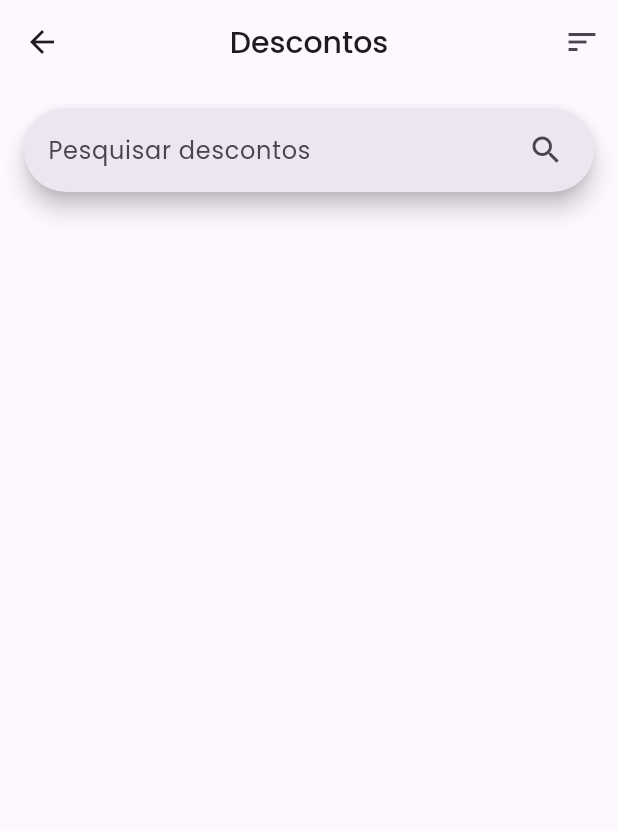
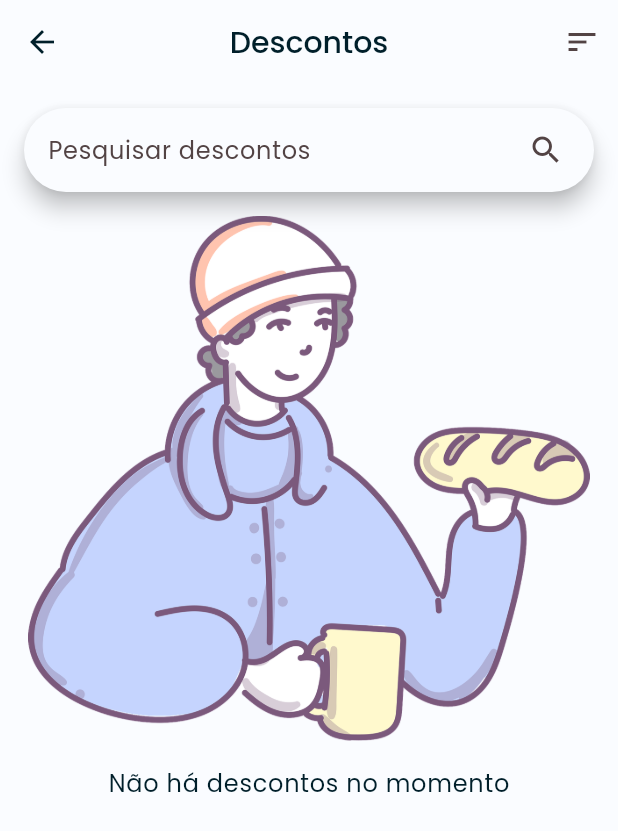
Before and after one commit to FabioFiorita/clubeldv, a Flutter app: the screen it shows after launch, after a tap on "Ver todos", on a phone screen of 412 x 824 dp. Shown: the top 831 px of the screen. Run offline on Flutter 3.47's test engine with Material 2 defaults, Android fonts, the phone set to English and light mode, and no system bars; our stand-ins replace auto_route, cloud_firestore, firebase_core, flutter_riverpod, font_awesome_flutter, freezed_annotation and 3 more; accounts and stored records are empty; generated files the repository leaves out were written again; statements that could not run were skipped.

Commit message:
feat: adding app theme with dark mode support and empty discount treatment

```diff
--- a/lib/components/category_card.dart
+++ b/lib/components/category_card.dart
@@ -21,11 +21,11 @@ class CategoryCard extends StatelessWidget {
       ),
       child: Container(
           decoration: BoxDecoration(
-            color: Colors.white,
+            color: context.onPrimaryColor,
             borderRadius: context.circularRadius,
             boxShadow: <BoxShadow>[
               BoxShadow(
-                color: Colors.grey.withOpacity(0.6),
+                color: context.colorScheme.shadow.withOpacity(0.6),
                 offset: const Offset(2, 2),
                 blurRadius: 6,
               ),
--- a/lib/components/discount_info_card.dart
+++ b/lib/components/discount_info_card.dart
@@ -15,11 +15,11 @@ class DiscountInfoCard extends StatelessWidget {
   Widget build(BuildContext context) {
     return Container(
       decoration: BoxDecoration(
-        color: Colors.white,
+        color: context.onPrimaryColor,
         borderRadius: context.circularRadius,
         boxShadow: <BoxShadow>[
           BoxShadow(
-            color: Colors.grey.withOpacity(0.6),
+            color: context.colorScheme.shadow.withOpacity(0.6),
             offset: const Offset(2, 2),
             blurRadius: 6,
           ),
@@ -36,7 +36,7 @@ class DiscountInfoCard extends StatelessWidget {
                 leading: Icon(
                   discountInfoList[index].icon,
                 ),
-                iconColor: Colors.red,
+                iconColor: discountInfoList[index].iconColor,
                 title: SelectableText(discountInfoList[index].info),
               ),
             ),
--- /dev/null
+++ b/lib/components/empty_discount_page.dart
@@ -0,0 +1,35 @@
+import 'package:clubeldv/extensions/context_extensions.dart';
+import 'package:flutter/material.dart';
+
+class EmptyDiscountPage extends StatelessWidget {
+  final String title;
+
+  const EmptyDiscountPage({
+    super.key, required this.title,
+  });
+
+  @override
+  Widget build(BuildContext context) {
+    return Center(
+      child: Column(
+        mainAxisAlignment: MainAxisAlignment.center,
+        crossAxisAlignment: CrossAxisAlignment.center,
+        children: [
+          const Image(
+            image: AssetImage(
+              "assets/images/man.png",
+            ),
+            height: 350,
+          ),
+          Padding(
+            padding: const EdgeInsets.only(top: 16.0),
+            child: Text(
+              title,
+              style: context.textTheme.bodyLarge,
+            ),
+          ),
+        ],
+      ),
+    );
+  }
+}
--- a/lib/components/starred_discount_card.dart
+++ b/lib/components/starred_discount_card.dart
@@ -26,9 +26,9 @@ class StarredDiscountCard extends ConsumerWidget {
                   borderRadius: context.circularRadius,
                   boxShadow: <BoxShadow>[
                     BoxShadow(
-                      color: Colors.grey.withOpacity(0.6),
-                      offset: const Offset(4, 4),
-                      blurRadius: 16,
+                      color: context.colorScheme.shadow.withOpacity(0.6),
+                      offset: const Offset(2, 2),
+                      blurRadius: 12,
                     ),
                   ],
                 ),
@@ -41,14 +41,18 @@ class StarredDiscountCard extends ConsumerWidget {
                           height: 200,
                           width: double.infinity,
                           fit: BoxFit.cover,
+                          loadingBuilder: (context, child, loadingProgress) =>
+                              loadingProgress == null
+                                  ? child
+                                  : const LoadingComponent(),
                           errorBuilder: (context, error, stackTrace) =>
-                              const Icon(Icons.local_pizza_rounded),
+                              Container(),
                         ),
                         ClipRRect(
                           borderRadius: context.bottomCircularRadius,
                           child: Container(
                             width: double.infinity,
-                            color: Colors.white,
+                            color: context.onPrimaryColor,
                             child: Padding(
                               padding: context.edgeInsetsSmall,
                               child: Column(
@@ -63,14 +67,14 @@ class StarredDiscountCard extends ConsumerWidget {
                                     style: context.textTheme.titleMedium
                                         ?.copyWith(
                                             color:
-                                                Colors.grey.withOpacity(0.8)),
+                                            context.colorScheme.secondary),
                                   ),
                                   Text(
                                     "Valido até ${discount.validUntil.day}/${discount.validUntil.month}/${discount.validUntil.year}",
                                     style: context.textTheme.titleMedium
                                         ?.copyWith(
                                             color:
-                                                Colors.grey.withOpacity(0.8)),
+                                            context.colorScheme.secondary),
                                   ),
                                 ],
                               ),
--- a/lib/main.dart
+++ b/lib/main.dart
@@ -25,7 +25,8 @@ class MyApp extends StatelessWidget {
     return MaterialApp.router(
       title: 'Clube LDV',
       theme: appTheme,
-      themeMode: ThemeMode.light,
+      darkTheme: darkAppTheme,
+      themeMode: ThemeMode.system,
       routerConfig: _appRouter.config(
         navigatorObservers: () => [RouterLogger()],
       ),
--- a/lib/screens/discount_list_page.dart
+++ b/lib/screens/discount_list_page.dart
@@ -1,4 +1,5 @@
 import 'package:auto_route/auto_route.dart';
+import 'package:clubeldv/components/empty_discount_page.dart';
 import 'package:clubeldv/extensions/context_extensions.dart';
 import 'package:clubeldv/screens/error_page.dart';
 import 'package:clubeldv/screens/loading_page.dart';
@@ -90,7 +91,7 @@ class DiscountListPageState extends ConsumerState<DiscountListPage> {
                     ),
                   ),
                   (_isSearching)
-                      ? SliverList(
+                      ? (filteredDiscounts.isNotEmpty) ? SliverList(
                           delegate: SliverChildBuilderDelegate(
                             (context, index) {
                               return Padding(
@@ -106,8 +107,12 @@ class DiscountListPageState extends ConsumerState<DiscountListPage> {
                             },
                             childCount: filteredDiscounts.length,
                           ),
-                        )
-                      : SliverList(
+                        ) : const SliverToBoxAdapter(
+                    child: EmptyDiscountPage(
+                      title: "Procure descontos por nome ou empresa",
+                    ),
+                  )
+                      : (discounts.isNotEmpty) ?SliverList(
                           delegate: SliverChildBuilderDelegate(
                             (context, index) {
                               return Padding(
@@ -124,7 +129,11 @@ class DiscountListPageState extends ConsumerState<DiscountListPage> {
                             childCount:
                                 (discounts.length > 10) ? 10 : discounts.length,
                           ),
-                        )
+                        ) : const SliverToBoxAdapter(
+                    child: EmptyDiscountPage(
+                      title: "Não há descontos no momento",
+                    ),
+                  ),
                 ],
               ),
             ),
```
Also changed, not shown: lib/components/discount_list_tile.dart (+6 -1 lines), lib/components/simple_discount_card.dart (+9 -3 lines), lib/extensions/context_extensions.dart (+12 -0 lines), lib/screens/category_discount_list_page.dart (+2 -21 lines), lib/screens/discount_page.dart (+21 -12 lines), lib/theme/app_theme.dart (+84 -7 lines).
